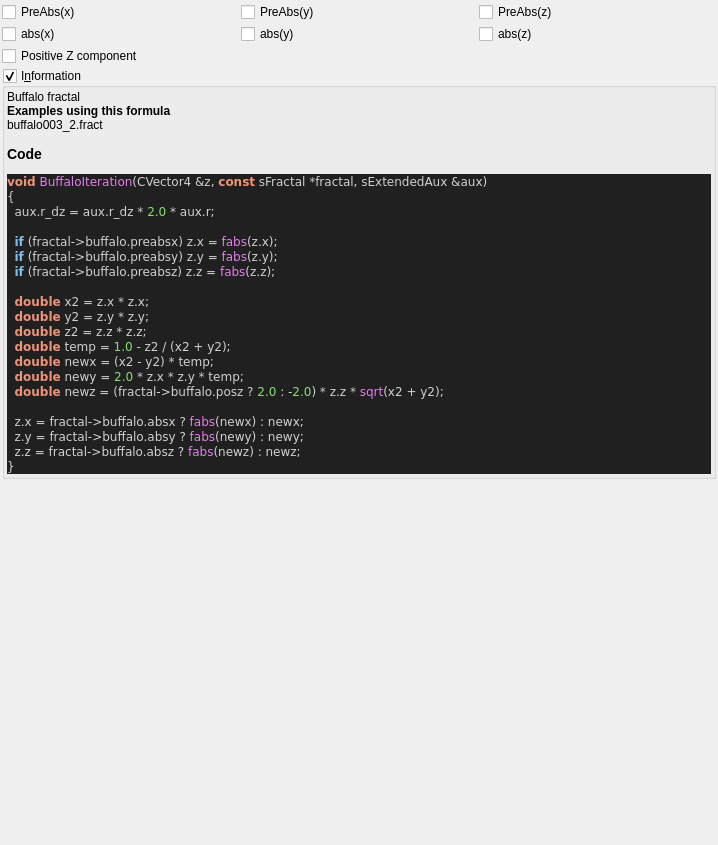
Old version of the form mandelbulber2/formula/ui/fractal_buffalo.ui in the repository buddhi1980/mandelbulber2.
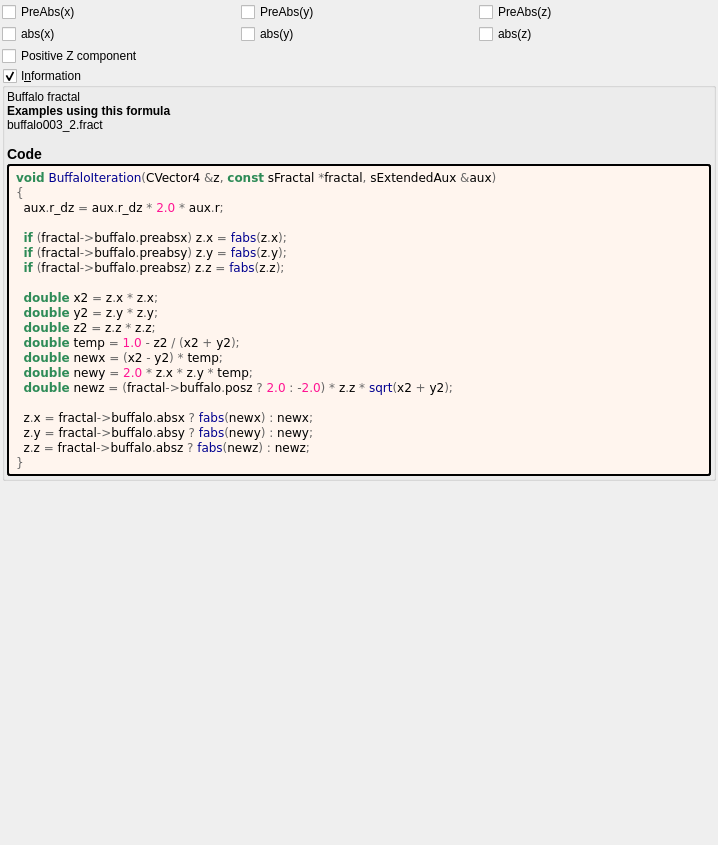
New version of the form. Custom widgets are drawn as their Qt base class.

```diff
--- a/mandelbulber2/formula/ui/fractal_buffalo.ui
+++ b/mandelbulber2/formula/ui/fractal_buffalo.ui
@@ -116,32 +116,47 @@
        <number>2</number>
       </property>
       <item>
-       <widget class="QLabel" name="label_code_content">
+	   <widget class="QLabel" name="label_information_general">
         <property name="text">
          <string notr="true">&lt;p&gt;Buffalo fractal&lt;/p&gt;&lt;table&gt;
 &lt;/table&gt;
-&lt;br&gt;&lt;b&gt;Examples using this formula&lt;/b&gt;&lt;br&gt;buffalo003_2.fract&lt;h3&gt;Code&lt;/h3&gt;
-&lt;body style=&quot;background-color:#202020&quot;&gt;
-&lt;pre style=&quot;color:#d0d0d0; background-color:#202020;  font-family:'Courier New',monospace;&quot;&gt;&lt;span style=&quot;color:#f09479; font-weight:bold&quot;&gt;void&lt;/span&gt; &lt;span style=&quot;color:#e47eed&quot;&gt;BuffaloIteration&lt;/span&gt;&lt;span style=&quot;color:#d0d0d0&quot;&gt;(&lt;/span&gt;CVector4 &lt;span style=&quot;color:#d0d0d0&quot;&gt;&amp;amp;&lt;/span&gt;z&lt;span style=&quot;color:#d0d0d0&quot;&gt;,&lt;/span&gt; &lt;span style=&quot;color:#f09479; font-weight:bold&quot;&gt;const&lt;/span&gt; sFractal &lt;span style=&quot;color:#d0d0d0&quot;&gt;*&lt;/span&gt;fractal&lt;span style=&quot;color:#d0d0d0&quot;&gt;,&lt;/span&gt; sExtendedAux &lt;span style=&quot;color:#d0d0d0&quot;&gt;&amp;amp;&lt;/span&gt;aux&lt;span style=&quot;color:#d0d0d0&quot;&gt;)&lt;/span&gt;
-&lt;span style=&quot;color:#d0d0d0&quot;&gt;{&lt;/span&gt;
-  aux&lt;span style=&quot;color:#d0d0d0&quot;&gt;.&lt;/span&gt;r_dz &lt;span style=&quot;color:#d0d0d0&quot;&gt;=&lt;/span&gt; aux&lt;span style=&quot;color:#d0d0d0&quot;&gt;.&lt;/span&gt;r_dz &lt;span style=&quot;color:#d0d0d0&quot;&gt;*&lt;/span&gt; &lt;span style=&quot;color:#87df71&quot;&gt;2.0&lt;/span&gt; &lt;span style=&quot;color:#d0d0d0&quot;&gt;*&lt;/span&gt; aux&lt;span style=&quot;color:#d0d0d0&quot;&gt;.&lt;/span&gt;r&lt;span style=&quot;color:#d0d0d0&quot;&gt;;&lt;/span&gt;
+&lt;br&gt;&lt;b&gt;Examples using this formula&lt;/b&gt;&lt;br&gt;buffalo003_2.fract&lt;h3&gt;Code&lt;/h3&gt;</string>
+		</property>
+		<property name="wordWrap">
+		 <bool>true</bool>
+		</property>
+		<property name="openExternalLinks">
+		 <bool>true</bool>
+		</property>
+		<property name="textInteractionFlags">
+		 <set>Qt::LinksAccessibleByMouse|Qt::TextSelectableByMouse</set>
+		</property>
+		</widget>
+	   </item>
+	   <item>
+	    <widget class="QLabel" name="label_code_content">
+		 <property name="text">
+		  <string notr="true">&lt;body style=&quot;background-color:#fff5ee&quot;&gt;
+&lt;pre style=&quot;color:#000000; background-color:#fff5ee;  font-family:'Courier New',monospace;&quot;&gt;&lt;span style=&quot;color:#2e8b57; font-weight:bold&quot;&gt;void&lt;/span&gt; &lt;span style=&quot;color:#00008f&quot;&gt;BuffaloIteration&lt;/span&gt;&lt;span style=&quot;color:#676767&quot;&gt;(&lt;/span&gt;CVector4 &lt;span style=&quot;color:#676767&quot;&gt;&amp;amp;&lt;/span&gt;z&lt;span style=&quot;color:#676767&quot;&gt;,&lt;/span&gt; &lt;span style=&quot;color:#2e8b57; font-weight:bold&quot;&gt;const&lt;/span&gt; sFractal &lt;span style=&quot;color:#676767&quot;&gt;*&lt;/span&gt;fractal&lt;span style=&quot;color:#676767&quot;&gt;,&lt;/span&gt; sExtendedAux &lt;span style=&quot;color:#676767&quot;&gt;&amp;amp;&lt;/span&gt;aux&lt;span style=&quot;color:#676767&quot;&gt;)&lt;/span&gt;
+&lt;span style=&quot;color:#676767&quot;&gt;{&lt;/span&gt;
+  aux&lt;span style=&quot;color:#676767&quot;&gt;.&lt;/span&gt;r_dz &lt;span style=&quot;color:#676767&quot;&gt;=&lt;/span&gt; aux&lt;span style=&quot;color:#676767&quot;&gt;.&lt;/span&gt;r_dz &lt;span style=&quot;color:#676767&quot;&gt;*&lt;/span&gt; &lt;span style=&quot;color:#ff1493&quot;&gt;2.0&lt;/span&gt; &lt;span style=&quot;color:#676767&quot;&gt;*&lt;/span&gt; aux&lt;span style=&quot;color:#676767&quot;&gt;.&lt;/span&gt;r&lt;span style=&quot;color:#676767&quot;&gt;;&lt;/span&gt;
 
-  &lt;span style=&quot;color:#7ec0ee; font-weight:bold&quot;&gt;if&lt;/span&gt; &lt;span style=&quot;color:#d0d0d0&quot;&gt;(&lt;/span&gt;fractal&lt;span style=&quot;color:#d0d0d0&quot;&gt;-&amp;gt;&lt;/span&gt;buffalo&lt;span style=&quot;color:#d0d0d0&quot;&gt;.&lt;/span&gt;preabsx&lt;span style=&quot;color:#d0d0d0&quot;&gt;)&lt;/span&gt; z&lt;span style=&quot;color:#d0d0d0&quot;&gt;.&lt;/span&gt;x &lt;span style=&quot;color:#d0d0d0&quot;&gt;=&lt;/span&gt; &lt;span style=&quot;color:#e47eed&quot;&gt;fabs&lt;/span&gt;&lt;span style=&quot;color:#d0d0d0&quot;&gt;(&lt;/span&gt;z&lt;span style=&quot;color:#d0d0d0&quot;&gt;.&lt;/span&gt;x&lt;span style=&quot;color:#d0d0d0&quot;&gt;);&lt;/span&gt;
-  &lt;span style=&quot;color:#7ec0ee; font-weight:bold&quot;&gt;if&lt;/span&gt; &lt;span style=&quot;color:#d0d0d0&quot;&gt;(&lt;/span&gt;fractal&lt;span style=&quot;color:#d0d0d0&quot;&gt;-&amp;gt;&lt;/span&gt;buffalo&lt;span style=&quot;color:#d0d0d0&quot;&gt;.&lt;/span&gt;preabsy&lt;span style=&quot;color:#d0d0d0&quot;&gt;)&lt;/span&gt; z&lt;span style=&quot;color:#d0d0d0&quot;&gt;.&lt;/span&gt;y &lt;span style=&quot;color:#d0d0d0&quot;&gt;=&lt;/span&gt; &lt;span style=&quot;color:#e47eed&quot;&gt;fabs&lt;/span&gt;&lt;span style=&quot;color:#d0d0d0&quot;&gt;(&lt;/span&gt;z&lt;span style=&quot;color:#d0d0d0&quot;&gt;.&lt;/span&gt;y&lt;span style=&quot;color:#d0d0d0&quot;&gt;);&lt;/span&gt;
-  &lt;span style=&quot;color:#7ec0ee; font-weight:bold&quot;&gt;if&lt;/span&gt; &lt;span style=&quot;color:#d0d0d0&quot;&gt;(&lt;/span&gt;fractal&lt;span style=&quot;color:#d0d0d0&quot;&gt;-&amp;gt;&lt;/span&gt;buffalo&lt;span style=&quot;color:#d0d0d0&quot;&gt;.&lt;/span&gt;preabsz&lt;span style=&quot;color:#d0d0d0&quot;&gt;)&lt;/span&gt; z&lt;span style=&quot;color:#d0d0d0&quot;&gt;.&lt;/span&gt;z &lt;span style=&quot;color:#d0d0d0&quot;&gt;=&lt;/span&gt; &lt;span style=&quot;color:#e47eed&quot;&gt;fabs&lt;/span&gt;&lt;span style=&quot;color:#d0d0d0&quot;&gt;(&lt;/span&gt;z&lt;span style=&quot;color:#d0d0d0&quot;&gt;.&lt;/span&gt;z&lt;span style=&quot;color:#d0d0d0&quot;&gt;);&lt;/span&gt;
+  &lt;span style=&quot;color:#2e8b57; font-weight:bold&quot;&gt;if&lt;/span&gt; &lt;span style=&quot;color:#676767&quot;&gt;(&lt;/span&gt;fractal&lt;span style=&quot;color:#676767&quot;&gt;-&amp;gt;&lt;/span&gt;buffalo&lt;span style=&quot;color:#676767&quot;&gt;.&lt;/span&gt;preabsx&lt;span style=&quot;color:#676767&quot;&gt;)&lt;/span&gt; z&lt;span style=&quot;color:#676767&quot;&gt;.&lt;/span&gt;x &lt;span style=&quot;color:#676767&quot;&gt;=&lt;/span&gt; &lt;span style=&quot;color:#00008f&quot;&gt;fabs&lt;/span&gt;&lt;span style=&quot;color:#676767&quot;&gt;(&lt;/span&gt;z&lt;span style=&quot;color:#676767&quot;&gt;.&lt;/span&gt;x&lt;span style=&quot;color:#676767&quot;&gt;);&lt;/span&gt;
+  &lt;span style=&quot;color:#2e8b57; font-weight:bold&quot;&gt;if&lt;/span&gt; &lt;span style=&quot;color:#676767&quot;&gt;(&lt;/span&gt;fractal&lt;span style=&quot;color:#676767&quot;&gt;-&amp;gt;&lt;/span&gt;buffalo&lt;span style=&quot;color:#676767&quot;&gt;.&lt;/span&gt;preabsy&lt;span style=&quot;color:#676767&quot;&gt;)&lt;/span&gt; z&lt;span style=&quot;color:#676767&quot;&gt;.&lt;/span&gt;y &lt;span style=&quot;color:#676767&quot;&gt;=&lt;/span&gt; &lt;span style=&quot;color:#00008f&quot;&gt;fabs&lt;/span&gt;&lt;span style=&quot;color:#676767&quot;&gt;(&lt;/span&gt;z&lt;span style=&quot;color:#676767&quot;&gt;.&lt;/span&gt;y&lt;span style=&quot;color:#676767&quot;&gt;);&lt;/span&gt;
+  &lt;span style=&quot;color:#2e8b57; font-weight:bold&quot;&gt;if&lt;/span&gt; &lt;span style=&quot;color:#676767&quot;&gt;(&lt;/span&gt;fractal&lt;span style=&quot;color:#676767&quot;&gt;-&amp;gt;&lt;/span&gt;buffalo&lt;span style=&quot;color:#676767&quot;&gt;.&lt;/span&gt;preabsz&lt;span style=&quot;color:#676767&quot;&gt;)&lt;/span&gt; z&lt;span style=&quot;color:#676767&quot;&gt;.&lt;/span&gt;z &lt;span style=&quot;color:#676767&quot;&gt;=&lt;/span&gt; &lt;span style=&quot;color:#00008f&quot;&gt;fabs&lt;/span&gt;&lt;span style=&quot;color:#676767&quot;&gt;(&lt;/span&gt;z&lt;span style=&quot;color:#676767&quot;&gt;.&lt;/span&gt;z&lt;span style=&quot;color:#676767&quot;&gt;);&lt;/span&gt;
 
-  &lt;span style=&quot;color:#f09479; font-weight:bold&quot;&gt;double&lt;/span&gt; x2 &lt;span style=&quot;color:#d0d0d0&quot;&gt;=&lt;/span&gt; z&lt;span style=&quot;color:#d0d0d0&quot;&gt;.&lt;/span&gt;x &lt;span style=&quot;color:#d0d0d0&quot;&gt;*&lt;/span&gt; z&lt;span style=&quot;color:#d0d0d0&quot;&gt;.&lt;/span&gt;x&lt;span style=&quot;color:#d0d0d0&quot;&gt;;&lt;/span&gt;
-  &lt;span style=&quot;color:#f09479; font-weight:bold&quot;&gt;double&lt;/span&gt; y2 &lt;span style=&quot;color:#d0d0d0&quot;&gt;=&lt;/span&gt; z&lt;span style=&quot;color:#d0d0d0&quot;&gt;.&lt;/span&gt;y &lt;span style=&quot;color:#d0d0d0&quot;&gt;*&lt;/span&gt; z&lt;span style=&quot;color:#d0d0d0&quot;&gt;.&lt;/span&gt;y&lt;span style=&quot;color:#d0d0d0&quot;&gt;;&lt;/span&gt;
-  &lt;span style=&quot;color:#f09479; font-weight:bold&quot;&gt;double&lt;/span&gt; z2 &lt;span style=&quot;color:#d0d0d0&quot;&gt;=&lt;/span&gt; z&lt;span style=&quot;color:#d0d0d0&quot;&gt;.&lt;/span&gt;z &lt;span style=&quot;color:#d0d0d0&quot;&gt;*&lt;/span&gt; z&lt;span style=&quot;color:#d0d0d0&quot;&gt;.&lt;/span&gt;z&lt;span style=&quot;color:#d0d0d0&quot;&gt;;&lt;/span&gt;
-  &lt;span style=&quot;color:#f09479; font-weight:bold&quot;&gt;double&lt;/span&gt; temp &lt;span style=&quot;color:#d0d0d0&quot;&gt;=&lt;/span&gt; &lt;span style=&quot;color:#87df71&quot;&gt;1.0&lt;/span&gt; &lt;span style=&quot;color:#d0d0d0&quot;&gt;-&lt;/span&gt; z2 &lt;span style=&quot;color:#d0d0d0&quot;&gt;/ (&lt;/span&gt;x2 &lt;span style=&quot;color:#d0d0d0&quot;&gt;+&lt;/span&gt; y2&lt;span style=&quot;color:#d0d0d0&quot;&gt;);&lt;/span&gt;
-  &lt;span style=&quot;color:#f09479; font-weight:bold&quot;&gt;double&lt;/span&gt; newx &lt;span style=&quot;color:#d0d0d0&quot;&gt;= (&lt;/span&gt;x2 &lt;span style=&quot;color:#d0d0d0&quot;&gt;-&lt;/span&gt; y2&lt;span style=&quot;color:#d0d0d0&quot;&gt;) *&lt;/span&gt; temp&lt;span style=&quot;color:#d0d0d0&quot;&gt;;&lt;/span&gt;
-  &lt;span style=&quot;color:#f09479; font-weight:bold&quot;&gt;double&lt;/span&gt; newy &lt;span style=&quot;color:#d0d0d0&quot;&gt;=&lt;/span&gt; &lt;span style=&quot;color:#87df71&quot;&gt;2.0&lt;/span&gt; &lt;span style=&quot;color:#d0d0d0&quot;&gt;*&lt;/span&gt; z&lt;span style=&quot;color:#d0d0d0&quot;&gt;.&lt;/span&gt;x &lt;span style=&quot;color:#d0d0d0&quot;&gt;*&lt;/span&gt; z&lt;span style=&quot;color:#d0d0d0&quot;&gt;.&lt;/span&gt;y &lt;span style=&quot;color:#d0d0d0&quot;&gt;*&lt;/span&gt; temp&lt;span style=&quot;color:#d0d0d0&quot;&gt;;&lt;/span&gt;
-  &lt;span style=&quot;color:#f09479; font-weight:bold&quot;&gt;double&lt;/span&gt; newz &lt;span style=&quot;color:#d0d0d0&quot;&gt;= (&lt;/span&gt;fractal&lt;span style=&quot;color:#d0d0d0&quot;&gt;-&amp;gt;&lt;/span&gt;buffalo&lt;span style=&quot;color:#d0d0d0&quot;&gt;.&lt;/span&gt;posz ? &lt;span style=&quot;color:#87df71&quot;&gt;2.0&lt;/span&gt; &lt;span style=&quot;color:#d0d0d0&quot;&gt;: -&lt;/span&gt;&lt;span style=&quot;color:#87df71&quot;&gt;2.0&lt;/span&gt;&lt;span style=&quot;color:#d0d0d0&quot;&gt;) *&lt;/span&gt; z&lt;span style=&quot;color:#d0d0d0&quot;&gt;.&lt;/span&gt;z &lt;span style=&quot;color:#d0d0d0&quot;&gt;*&lt;/span&gt; &lt;span style=&quot;color:#e47eed&quot;&gt;sqrt&lt;/span&gt;&lt;span style=&quot;color:#d0d0d0&quot;&gt;(&lt;/span&gt;x2 &lt;span style=&quot;color:#d0d0d0&quot;&gt;+&lt;/span&gt; y2&lt;span style=&quot;color:#d0d0d0&quot;&gt;);&lt;/span&gt;
+  &lt;span style=&quot;color:#2e8b57; font-weight:bold&quot;&gt;double&lt;/span&gt; x2 &lt;span style=&quot;color:#676767&quot;&gt;=&lt;/span&gt; z&lt;span style=&quot;color:#676767&quot;&gt;.&lt;/span&gt;x &lt;span style=&quot;color:#676767&quot;&gt;*&lt;/span&gt; z&lt;span style=&quot;color:#676767&quot;&gt;.&lt;/span&gt;x&lt;span style=&quot;color:#676767&quot;&gt;;&lt;/span&gt;
+  &lt;span style=&quot;color:#2e8b57; font-weight:bold&quot;&gt;double&lt;/span&gt; y2 &lt;span style=&quot;color:#676767&quot;&gt;=&lt;/span&gt; z&lt;span style=&quot;color:#676767&quot;&gt;.&lt;/span&gt;y &lt;span style=&quot;color:#676767&quot;&gt;*&lt;/span&gt; z&lt;span style=&quot;color:#676767&quot;&gt;.&lt;/span&gt;y&lt;span style=&quot;color:#676767&quot;&gt;;&lt;/span&gt;
+  &lt;span style=&quot;color:#2e8b57; font-weight:bold&quot;&gt;double&lt;/span&gt; z2 &lt;span style=&quot;color:#676767&quot;&gt;=&lt;/span&gt; z&lt;span style=&quot;color:#676767&quot;&gt;.&lt;/span&gt;z &lt;span style=&quot;color:#676767&quot;&gt;*&lt;/span&gt; z&lt;span style=&quot;color:#676767&quot;&gt;.&lt;/span&gt;z&lt;span style=&quot;color:#676767&quot;&gt;;&lt;/span&gt;
+  &lt;span style=&quot;color:#2e8b57; font-weight:bold&quot;&gt;double&lt;/span&gt; temp &lt;span style=&quot;color:#676767&quot;&gt;=&lt;/span&gt; &lt;span style=&quot;color:#ff1493&quot;&gt;1.0&lt;/span&gt; &lt;span style=&quot;color:#676767&quot;&gt;-&lt;/span&gt; z2 &lt;span style=&quot;color:#676767&quot;&gt;/ (&lt;/span&gt;x2 &lt;span style=&quot;color:#676767&quot;&gt;+&lt;/span&gt; y2&lt;span style=&quot;color:#676767&quot;&gt;);&lt;/span&gt;
+  &lt;span style=&quot;color:#2e8b57; font-weight:bold&quot;&gt;double&lt;/span&gt; newx &lt;span style=&quot;color:#676767&quot;&gt;= (&lt;/span&gt;x2 &lt;span style=&quot;color:#676767&quot;&gt;-&lt;/span&gt; y2&lt;span style=&quot;color:#676767&quot;&gt;) *&lt;/span&gt; temp&lt;span style=&quot;color:#676767&quot;&gt;;&lt;/span&gt;
+  &lt;span style=&quot;color:#2e8b57; font-weight:bold&quot;&gt;double&lt;/span&gt; newy &lt;span style=&quot;color:#676767&quot;&gt;=&lt;/span&gt; &lt;span style=&quot;color:#ff1493&quot;&gt;2.0&lt;/span&gt; &lt;span style=&quot;color:#676767&quot;&gt;*&lt;/span&gt; z&lt;span style=&quot;color:#676767&quot;&gt;.&lt;/span&gt;x &lt;span style=&quot;color:#676767&quot;&gt;*&lt;/span&gt; z&lt;span style=&quot;color:#676767&quot;&gt;.&lt;/span&gt;y &lt;span style=&quot;color:#676767&quot;&gt;*&lt;/span&gt; temp&lt;span style=&quot;color:#676767&quot;&gt;;&lt;/span&gt;
+  &lt;span style=&quot;color:#2e8b57; font-weight:bold&quot;&gt;double&lt;/span&gt; newz &lt;span style=&quot;color:#676767&quot;&gt;= (&lt;/span&gt;fractal&lt;span style=&quot;color:#676767&quot;&gt;-&amp;gt;&lt;/span&gt;buffalo&lt;span style=&quot;color:#676767&quot;&gt;.&lt;/span&gt;posz &lt;span style=&quot;color:#676767&quot;&gt;?&lt;/span&gt; &lt;span style=&quot;color:#ff1493&quot;&gt;2.0&lt;/span&gt; &lt;span style=&quot;color:#676767&quot;&gt;: -&lt;/span&gt;&lt;span style=&quot;color:#ff1493&quot;&gt;2.0&lt;/span&gt;&lt;span style=&quot;color:#676767&quot;&gt;) *&lt;/span&gt; z&lt;span style=&quot;color:#676767&quot;&gt;.&lt;/span&gt;z &lt;span style=&quot;color:#676767&quot;&gt;*&lt;/span&gt; &lt;span style=&quot;color:#00008f&quot;&gt;sqrt&lt;/span&gt;&lt;span style=&quot;color:#676767&quot;&gt;(&lt;/span&gt;x2 &lt;span style=&quot;color:#676767&quot;&gt;+&lt;/span&gt; y2&lt;span style=&quot;color:#676767&quot;&gt;);&lt;/span&gt;
 
-  z&lt;span style=&quot;color:#d0d0d0&quot;&gt;.&lt;/span&gt;x &lt;span style=&quot;color:#d0d0d0&quot;&gt;=&lt;/span&gt; fractal&lt;span style=&quot;color:#d0d0d0&quot;&gt;-&amp;gt;&lt;/span&gt;buffalo&lt;span style=&quot;color:#d0d0d0&quot;&gt;.&lt;/span&gt;absx ? &lt;span style=&quot;color:#e47eed&quot;&gt;fabs&lt;/span&gt;&lt;span style=&quot;color:#d0d0d0&quot;&gt;(&lt;/span&gt;newx&lt;span style=&quot;color:#d0d0d0&quot;&gt;) :&lt;/span&gt; newx&lt;span style=&quot;color:#d0d0d0&quot;&gt;;&lt;/span&gt;
-  z&lt;span style=&quot;color:#d0d0d0&quot;&gt;.&lt;/span&gt;y &lt;span style=&quot;color:#d0d0d0&quot;&gt;=&lt;/span&gt; fractal&lt;span style=&quot;color:#d0d0d0&quot;&gt;-&amp;gt;&lt;/span&gt;buffalo&lt;span style=&quot;color:#d0d0d0&quot;&gt;.&lt;/span&gt;absy ? &lt;span style=&quot;color:#e47eed&quot;&gt;fabs&lt;/span&gt;&lt;span style=&quot;color:#d0d0d0&quot;&gt;(&lt;/span&gt;newy&lt;span style=&quot;color:#d0d0d0&quot;&gt;) :&lt;/span&gt; newy&lt;span style=&quot;color:#d0d0d0&quot;&gt;;&lt;/span&gt;
-  z&lt;span style=&quot;color:#d0d0d0&quot;&gt;.&lt;/span&gt;z &lt;span style=&quot;color:#d0d0d0&quot;&gt;=&lt;/span&gt; fractal&lt;span style=&quot;color:#d0d0d0&quot;&gt;-&amp;gt;&lt;/span&gt;buffalo&lt;span style=&quot;color:#d0d0d0&quot;&gt;.&lt;/span&gt;absz ? &lt;span style=&quot;color:#e47eed&quot;&gt;fabs&lt;/span&gt;&lt;span style=&quot;color:#d0d0d0&quot;&gt;(&lt;/span&gt;newz&lt;span style=&quot;color:#d0d0d0&quot;&gt;) :&lt;/span&gt; newz&lt;span style=&quot;color:#d0d0d0&quot;&gt;;&lt;/span&gt;
-&lt;span style=&quot;color:#d0d0d0&quot;&gt;}&lt;/span&gt;
+  z&lt;span style=&quot;color:#676767&quot;&gt;.&lt;/span&gt;x &lt;span style=&quot;color:#676767&quot;&gt;=&lt;/span&gt; fractal&lt;span style=&quot;color:#676767&quot;&gt;-&amp;gt;&lt;/span&gt;buffalo&lt;span style=&quot;color:#676767&quot;&gt;.&lt;/span&gt;absx &lt;span style=&quot;color:#676767&quot;&gt;?&lt;/span&gt; &lt;span style=&quot;color:#00008f&quot;&gt;fabs&lt;/span&gt;&lt;span style=&quot;color:#676767&quot;&gt;(&lt;/span&gt;newx&lt;span style=&quot;color:#676767&quot;&gt;) :&lt;/span&gt; newx&lt;span style=&quot;color:#676767&quot;&gt;;&lt;/span&gt;
+  z&lt;span style=&quot;color:#676767&quot;&gt;.&lt;/span&gt;y &lt;span style=&quot;color:#676767&quot;&gt;=&lt;/span&gt; fractal&lt;span style=&quot;color:#676767&quot;&gt;-&amp;gt;&lt;/span&gt;buffalo&lt;span style=&quot;color:#676767&quot;&gt;.&lt;/span&gt;absy &lt;span style=&quot;color:#676767&quot;&gt;?&lt;/span&gt; &lt;span style=&quot;color:#00008f&quot;&gt;fabs&lt;/span&gt;&lt;span style=&quot;color:#676767&quot;&gt;(&lt;/span&gt;newy&lt;span style=&quot;color:#676767&quot;&gt;) :&lt;/span&gt; newy&lt;span style=&quot;color:#676767&quot;&gt;;&lt;/span&gt;
+  z&lt;span style=&quot;color:#676767&quot;&gt;.&lt;/span&gt;z &lt;span style=&quot;color:#676767&quot;&gt;=&lt;/span&gt; fractal&lt;span style=&quot;color:#676767&quot;&gt;-&amp;gt;&lt;/span&gt;buffalo&lt;span style=&quot;color:#676767&quot;&gt;.&lt;/span&gt;absz &lt;span style=&quot;color:#676767&quot;&gt;?&lt;/span&gt; &lt;span style=&quot;color:#00008f&quot;&gt;fabs&lt;/span&gt;&lt;span style=&quot;color:#676767&quot;&gt;(&lt;/span&gt;newz&lt;span style=&quot;color:#676767&quot;&gt;) :&lt;/span&gt; newz&lt;span style=&quot;color:#676767&quot;&gt;;&lt;/span&gt;
+&lt;span style=&quot;color:#676767&quot;&gt;}&lt;/span&gt;
 &lt;/pre&gt;
 &lt;/body&gt;</string>
         </property>
@@ -154,6 +169,9 @@
         <property name="textInteractionFlags">
          <set>Qt::LinksAccessibleByMouse|Qt::TextSelectableByMouse</set>
         </property>
+		 <property name="styleSheet">
+		  <string notr="true">border-style: outset; border-width: 2px; border-radius: 3px; border-color: black; background-color: #fff5ee; padding: 4px;</string>
+		  </property>
        </widget>
       </item>
      </layout>
```
Lines whose indentation alone changed are shown as unchanged.
